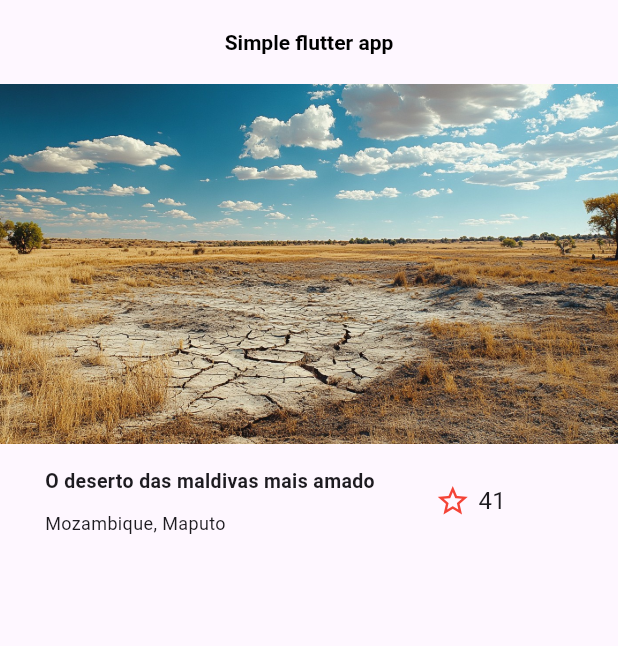
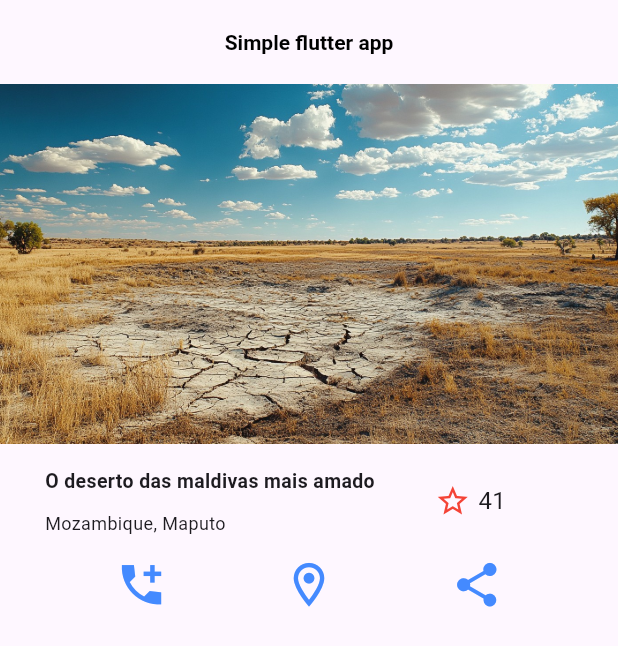
Before and after one commit to Aylton-Sitefane/simpleappview_flutter, a Flutter app: the screen it shows after launch, on a phone screen of 412 x 824 dp. Shown: the top 646 px of the screen. Run offline on Flutter 3.47's test engine with Material 3 defaults, Android fonts, the phone set to English and light mode, and no system bars.

Commit message:
Adicao da seccao de contacto

```diff
--- /dev/null
+++ b/lib/view/home/components/contact_section.dart
@@ -0,0 +1,30 @@
+import 'package:flutter/material.dart';
+
+class ContactSection extends StatelessWidget {
+  const ContactSection({super.key});
+
+  @override
+  Widget build(BuildContext context) {
+    return const Row(
+      mainAxisAlignment: MainAxisAlignment.spaceEvenly,
+      children: [
+        Icon(
+          Icons.add_ic_call_sharp,
+          size: 35,
+          color: Colors.blueAccent,
+        ),
+        Icon(
+          Icons.room_outlined,
+          size: 35,
+          color: Colors.blueAccent,
+
+        ),
+        Icon(
+          Icons.share,
+          color: Colors.blueAccent,
+          size: 35,
+        )
+      ],
+    );
+  }
+}
--- a/lib/view/home/home.dart
+++ b/lib/view/home/home.dart
@@ -1,4 +1,5 @@
 import 'package:flutter/material.dart';
+import 'package:simpleappview_flutter/view/home/components/contact_section.dart';
 import 'package:simpleappview_flutter/view/home/components/image_section.dart';
 import 'package:simpleappview_flutter/view/home/components/location_section.dart';
 
@@ -25,6 +26,8 @@ class HomeScreen extends StatelessWidget {
             ImageSection(),
             SizedBox(height: 15,),
             LocationSection(),
+            SizedBox(height: 15,),
+            ContactSection(),
           ],
         ),
       ),
```
